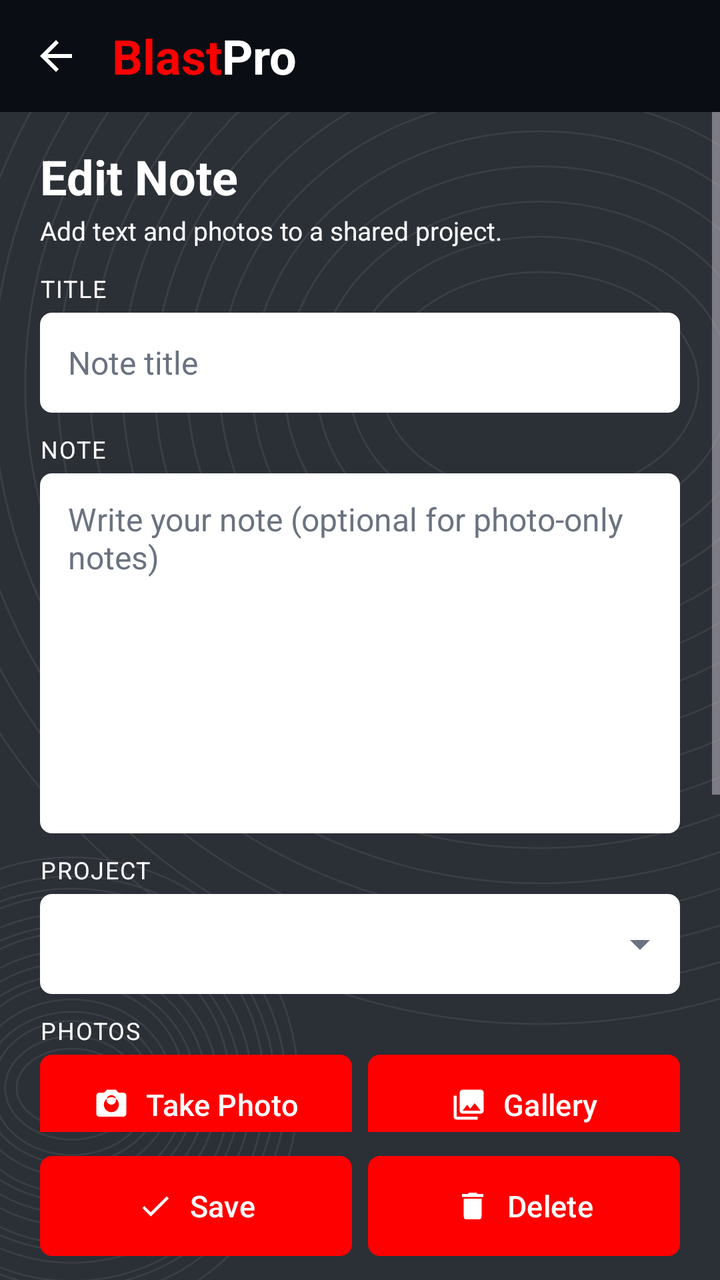
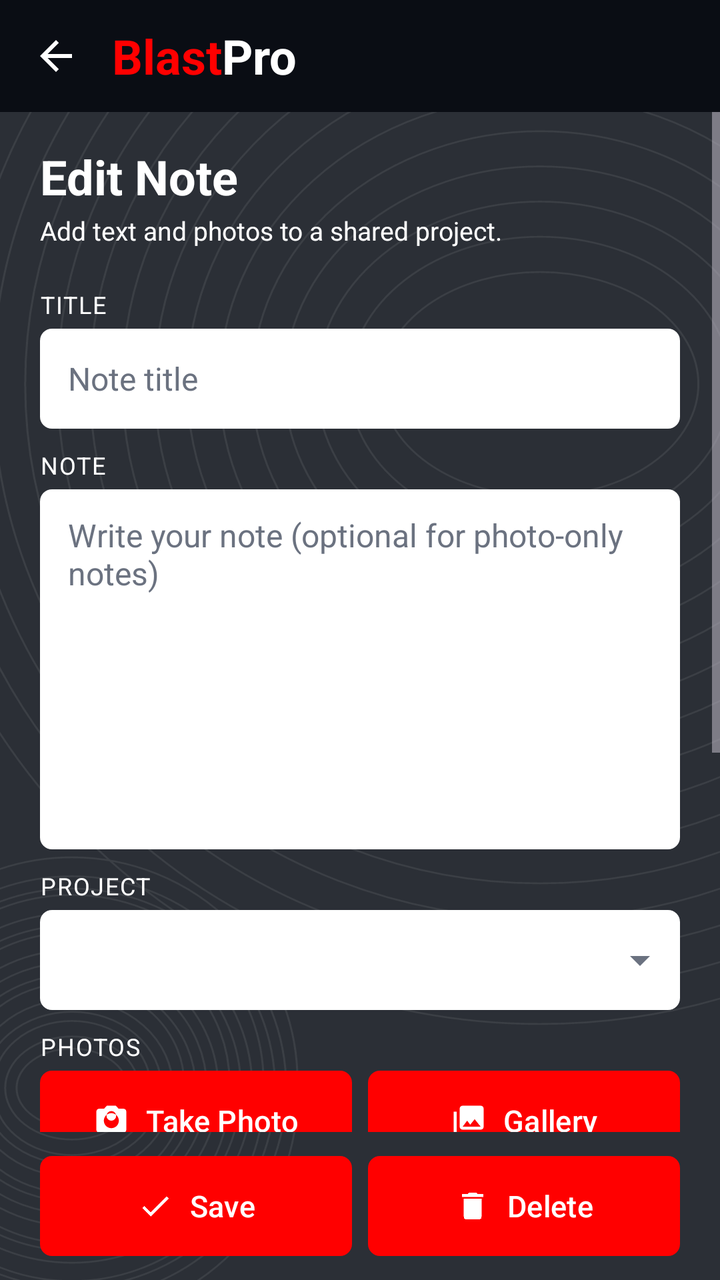

Before-and-after screenshots of an Android layout around one commit, followed by the original layout XML and the change that was made.
<!-- AndroidManifest.xml: application theme Theme.BlastProMobile -->
<!-- res/layout/fragment_note_editor.xml -->
<?xml version="1.0" encoding="utf-8"?>
<LinearLayout xmlns:android="http://schemas.android.com/apk/res/android"
    xmlns:app="http://schemas.android.com/apk/res-auto"
    xmlns:tools="http://schemas.android.com/tools"
    android:layout_width="match_parent"
    android:layout_height="match_parent"
    android:background="@drawable/bg_screen"
    android:orientation="vertical"
    tools:ignore="HardcodedText">

    <include layout="@layout/view_top_bar_back" />

    <ScrollView
        android:layout_width="match_parent"
        android:layout_height="0dp"
        android:layout_weight="1"
        android:fillViewport="true">

        <LinearLayout
            android:layout_width="match_parent"
            android:layout_height="wrap_content"
            android:orientation="vertical"
            android:paddingHorizontal="20dp"
            android:paddingTop="16dp">

            <TextView
                android:id="@+id/text_heading"
                style="@style/BlastPro.Heading"
                android:layout_width="wrap_content"
                android:layout_height="wrap_content"
                android:text="Edit Note" />

            <TextView
                style="@style/BlastPro.Subtitle"
                android:layout_width="wrap_content"
                android:layout_height="wrap_content"
                android:layout_marginTop="2dp"
                android:text="Add text and photos to a shared project." />

            <TextView
                style="@style/BlastPro.Label"
                android:layout_width="wrap_content"
                android:layout_height="wrap_content"
                android:layout_marginTop="12dp"
                android:layout_marginBottom="4dp"
                android:text="Title" />

            <EditText
                android:id="@+id/edit_title"
                style="@style/BlastPro.Field"
                android:layout_width="match_parent"
                android:layout_height="wrap_content"
                android:hint="Note title"
                android:importantForAutofill="no"
                android:inputType="textCapSentences"
                android:maxLines="1" />

            <TextView
                style="@style/BlastPro.Label"
                android:layout_width="wrap_content"
                android:layout_height="wrap_content"
                android:layout_marginTop="10dp"
                android:layout_marginBottom="4dp"
                android:text="Note" />

            <EditText
                android:id="@+id/edit_body"
                style="@style/BlastPro.Field"
                android:layout_width="match_parent"
                android:layout_height="wrap_content"
                android:gravity="top|start"
                android:hint="Write your note (optional for photo-only notes)"
                android:importantForAutofill="no"
                android:inputType="textMultiLine|textCapSentences"
                android:minHeight="180dp"
                android:paddingTop="12dp"
                android:paddingBottom="12dp" />

            <TextView
                style="@style/BlastPro.Label"
                android:layout_width="wrap_content"
                android:layout_height="wrap_content"
                android:layout_marginTop="10dp"
                android:layout_marginBottom="4dp"
                android:text="Project" />

            <Spinner
                android:id="@+id/spinner_project"
                style="@style/BlastPro.Spinner"
                android:layout_width="match_parent"
                android:layout_height="50dp"
                android:theme="@style/ThemeOverlay.BlastPro.Spinner" />

            <TextView
                style="@style/BlastPro.Label"
                android:layout_width="wrap_content"
                android:layout_height="wrap_content"
                android:layout_marginTop="10dp"
                android:layout_marginBottom="4dp"
                android:text="Photos" />

            <LinearLayout
                android:layout_width="match_parent"
                android:layout_height="wrap_content"
                android:orientation="horizontal">

                <com.google.android.material.button.MaterialButton
                    android:id="@+id/btn_take_photo"
                    style="@style/BlastPro.Button"
                    android:layout_width="0dp"
                    android:layout_height="wrap_content"
                    android:layout_marginEnd="8dp"
                    android:layout_weight="1"
                    android:text="Take Photo"
                    app:icon="@drawable/ic_photo_camera" />

                <com.google.android.material.button.MaterialButton
                    android:id="@+id/btn_gallery"
                    style="@style/BlastPro.Button"
                    android:layout_width="0dp"
                    android:layout_height="wrap_content"
                    android:layout_weight="1"
                    android:text="Gallery"
                    app:icon="@drawable/ic_photo_library" />
            </LinearLayout>

            
            <FrameLayout
                android:id="@+id/photo_preview_panel"
                android:layout_width="match_parent"
                android:layout_height="260dp"
                android:layout_marginTop="12dp"
                android:background="@drawable/bg_photo_viewer"
                android:visibility="gone"
                tools:visibility="visible">

                <ImageView
                    android:id="@+id/image_preview"
                    android:layout_width="match_parent"
                    android:layout_height="match_parent"
                    android:contentDescription="Photo preview"
                    android:scaleType="fitCenter" />

                <ImageButton
                    android:id="@+id/preview_close"
                    android:layout_width="36dp"
                    android:layout_height="36dp"
                    android:layout_gravity="top|end"
                    android:layout_margin="6dp"
                    android:background="@drawable/bg_circle_dark"
                    android:contentDescription="Close preview"
                    android:padding="8dp"
                    android:src="@drawable/ic_close"
                    app:tint="@color/white" />
            </FrameLayout>

            
            <LinearLayout
                android:id="@+id/photo_row"
                android:layout_width="match_parent"
                android:layout_height="wrap_content"
                android:layout_marginTop="10dp"
                android:orientation="horizontal">

                <FrameLayout
                    android:id="@+id/thumb_1"
                    android:layout_width="96dp"
                    android:layout_height="96dp"
                    android:layout_marginEnd="8dp"
                    android:background="@drawable/bg_thumb"
                    android:clickable="true"
                    android:focusable="true">

                    <ImageView
                        android:layout_width="match_parent"
                        android:layout_height="match_parent"
                        android:layout_gravity="center"
                        android:contentDescription="Photo"
                        android:scaleType="centerCrop"
                        android:src="@drawable/ic_image" />

                    <ImageButton
                        android:id="@+id/thumb_1_remove"
                        android:layout_width="30dp"
                        android:layout_height="30dp"
                        android:layout_gravity="top|end"
                        android:layout_margin="4dp"
                        android:background="@drawable/bg_circle_dark"
                        android:contentDescription="Remove photo"
                        android:padding="7dp"
                        android:src="@drawable/ic_close"
                        app:tint="@color/white" />
                </FrameLayout>

                <FrameLayout
                    android:id="@+id/thumb_2"
                    android:layout_width="96dp"
                    android:layout_height="96dp"
                    android:layout_marginEnd="8dp"
                    android:background="@drawable/bg_thumb"
                    android:clickable="true"
                    android:focusable="true">

                    <ImageView
                        android:layout_width="match_parent"
                        android:layout_height="match_parent"
                        android:layout_gravity="center"
                        android:contentDescription="Photo"
                        android:scaleType="centerCrop"
                        android:src="@drawable/ic_image" />

                    <ImageButton
                        android:id="@+id/thumb_2_remove"
                        android:layout_width="30dp"
                        android:layout_height="30dp"
                        android:layout_gravity="top|end"
                        android:layout_margin="4dp"
                        android:background="@drawable/bg_circle_dark"
                        android:contentDescription="Remove photo"
                        android:padding="7dp"
                        android:src="@drawable/ic_close"
                        app:tint="@color/white" />
                </FrameLayout>

                <FrameLayout
                    android:id="@+id/thumb_3"
                    android:layout_width="96dp"
                    android:layout_height="96dp"
                    android:background="@drawable/bg_thumb"
                    android:clickable="true"
                    android:focusable="true"
                    android:visibility="gone">

                    <ImageView
                        android:layout_width="match_parent"
                        android:layout_height="match_parent"
                        android:layout_gravity="center"
                        android:contentDescription="Photo"
                        android:scaleType="centerCrop"
                        android:src="@drawable/ic_image" />

                    <ImageButton
                        android:id="@+id/thumb_3_remove"
                        android:layout_width="30dp"
                        android:layout_height="30dp"
                        android:layout_gravity="top|end"
                        android:layout_margin="4dp"
                        android:background="@drawable/bg_circle_dark"
                        android:contentDescription="Remove photo"
                        android:padding="7dp"
                        android:src="@drawable/ic_close"
                        app:tint="@color/white" />
                </FrameLayout>
            </LinearLayout>

            <TextView
                android:id="@+id/text_no_photos"
                style="@style/BlastPro.Body"
                android:layout_width="wrap_content"
                android:layout_height="wrap_content"
                android:layout_marginTop="10dp"
                android:text="No photos attached."
                android:visibility="gone" />

            <LinearLayout
                android:id="@+id/comments_section"
                android:layout_width="match_parent"
                android:layout_height="wrap_content"
                android:layout_marginTop="18dp"
                android:orientation="vertical">
                <TextView
                    style="@style/BlastPro.Label"
                    android:layout_width="wrap_content"
                    android:layout_height="wrap_content"
                    android:text="Comments" />
                <LinearLayout
                    android:id="@+id/comments_container"
                    android:layout_width="match_parent"
                    android:layout_height="wrap_content"
                    android:orientation="vertical" />
                <EditText
                    android:id="@+id/edit_comment"
                    style="@style/BlastPro.Field"
                    android:layout_width="match_parent"
                    android:layout_height="wrap_content"
                    android:hint="Add a comment"
                    android:inputType="textMultiLine|textCapSentences"
                    android:maxLength="2000" />
                <com.google.android.material.button.MaterialButton
                    android:id="@+id/btn_add_comment"
                    style="@style/BlastPro.Button"
                    android:layout_width="wrap_content"
                    android:layout_height="wrap_content"
                    android:text="Post comment" />
            </LinearLayout>
        </LinearLayout>
    </ScrollView>

    <LinearLayout
        android:layout_width="match_parent"
        android:layout_height="wrap_content"
        android:orientation="horizontal"
        android:paddingHorizontal="20dp"
        android:paddingVertical="12dp">

        <com.google.android.material.button.MaterialButton
            android:id="@+id/btn_save"
            style="@style/BlastPro.Button"
            android:layout_width="0dp"
            android:layout_height="wrap_content"
            android:layout_weight="1"
            android:text="Save"
            app:icon="@drawable/ic_check" />

        <com.google.android.material.button.MaterialButton
            android:id="@+id/btn_delete"
            style="@style/BlastPro.Button"
            android:layout_width="0dp"
            android:layout_height="wrap_content"
            android:layout_marginStart="8dp"
            android:layout_weight="1"
            android:text="Delete"
            app:icon="@drawable/ic_delete" />
    </LinearLayout>
</LinearLayout>
<!-- res/layout/view_top_bar_back.xml (included above) -->
<?xml version="1.0" encoding="utf-8"?>
<FrameLayout xmlns:android="http://schemas.android.com/apk/res/android"
    xmlns:app="http://schemas.android.com/apk/res-auto"
    xmlns:tools="http://schemas.android.com/tools"
    android:layout_width="match_parent"
    android:layout_height="56dp"
    android:background="@color/top_bar_bg"
    tools:ignore="HardcodedText">

    <ImageButton
        android:id="@+id/btn_back"
        android:layout_width="48dp"
        android:layout_height="48dp"
        android:layout_gravity="center_vertical|start"
        android:layout_marginStart="4dp"
        android:background="?attr/selectableItemBackgroundBorderless"
        android:contentDescription="Back"
        android:src="@drawable/ic_arrow_back"
        app:tint="@color/white" />

    <include
        layout="@layout/view_logo"
        android:layout_width="wrap_content"
        android:layout_height="wrap_content"
        android:layout_gravity="center_vertical|start"
        android:layout_marginStart="56dp" />
</FrameLayout>
<!-- res/layout/view_logo.xml (included above) -->
<?xml version="1.0" encoding="utf-8"?>
<LinearLayout xmlns:android="http://schemas.android.com/apk/res/android"
    xmlns:tools="http://schemas.android.com/tools"
    android:layout_width="wrap_content"
    android:layout_height="wrap_content"
    android:orientation="horizontal"
    tools:ignore="HardcodedText">

    <TextView
        android:layout_width="wrap_content"
        android:layout_height="wrap_content"
        android:text="Blast"
        android:textColor="@color/blast_red"
        android:textSize="24sp"
        android:textStyle="bold" />

    <TextView
        android:layout_width="wrap_content"
        android:layout_height="wrap_content"
        android:text="Pro"
        android:textColor="@color/white"
        android:textSize="24sp"
        android:textStyle="bold" />
</LinearLayout>
<!-- resources referenced by this layout -->
<resources>
  <color name="blast_red">#FFFF0000</color>
  <color name="top_bar_bg">#FF0A0D14</color>
  <color name="white">#FFFFFFFF</color>
  <!-- drawable bg_circle_dark (drawable) -->
  <?xml version="1.0" encoding="utf-8"?>
  <shape xmlns:android="http://schemas.android.com/apk/res/android"
      android:shape="oval">
      <solid android:color="@color/scrim_dark" />
  </shape>
  <!-- drawable bg_photo_viewer (drawable) -->
  <?xml version="1.0" encoding="utf-8"?>
  <shape xmlns:android="http://schemas.android.com/apk/res/android">
      <solid android:color="@color/photo_viewer_bg" />
      <corners android:radius="8dp" />
  </shape>
  <!-- drawable bg_screen (drawable) -->
  <?xml version="1.0" encoding="utf-8"?>
  <layer-list xmlns:android="http://schemas.android.com/apk/res/android">
      <item>
          <shape>
              <solid android:color="@color/screen_bg" />
          </shape>
      </item>
      <item android:drawable="@drawable/contour_lines" />
  </layer-list>
  <!-- drawable bg_thumb (drawable) -->
  <?xml version="1.0" encoding="utf-8"?>
  <shape xmlns:android="http://schemas.android.com/apk/res/android">
      <solid android:color="@color/photo_placeholder" />
      <corners android:radius="6dp" />
  </shape>
  <!-- drawable ic_check (drawable) -->
  <?xml version="1.0" encoding="utf-8"?>
  <vector xmlns:android="http://schemas.android.com/apk/res/android"
      android:width="24dp"
      android:height="24dp"
      android:viewportWidth="24"
      android:viewportHeight="24">
      <path
          android:fillColor="#FFFFFFFF"
          android:pathData="M9,16.17L4.83,12l-1.42,1.41L9,19 21,7l-1.41,-1.41z" />
  </vector>
  <style name="BlastPro.Body" parent="">
          <item name="android:textColor">@color/white</item>
          <item name="android:textSize">14sp</item>
      </style>
  <style name="BlastPro.Heading" parent="">
          <item name="android:textColor">@color/white</item>
          <item name="android:textSize">24sp</item>
          <item name="android:textStyle">bold</item>
      </style>
  <style name="BlastPro.Label" parent="">
          <item name="android:textColor">@color/white</item>
          <item name="android:textSize">12sp</item>
          <item name="android:textAllCaps">true</item>
          <item name="android:letterSpacing">0.05</item>
      </style>
  <style name="BlastPro.Spinner" parent="Widget.AppCompat.Spinner">
          <item name="android:background">@drawable/bg_field_dropdown</item>
          <item name="android:popupBackground">@color/white</item>
          <item name="android:paddingLeft">6dp</item>
          <item name="android:paddingRight">40dp</item>
      </style>
  <style name="BlastPro.Subtitle" parent="">
          <item name="android:textColor">@color/white</item>
          <item name="android:textSize">13sp</item>
      </style>
  <style name="ThemeOverlay.BlastPro.Spinner" parent="ThemeOverlay.Material3.Light">
          <item name="android:textColorPrimary">@color/ink_dark</item>
          <item name="android:textColorSecondary">@color/ink_dark</item>
          <item name="android:colorBackground">@color/white</item>
          <item name="colorOnSurface">@color/ink_dark</item>
      </style>
  <color name="scrim_dark">#99000000</color>
  <color name="photo_viewer_bg">#FF111827</color>
  <color name="screen_bg">#FF2B2F36</color>
  <color name="photo_placeholder">#FF4B5563</color>
  <!-- drawable bg_field (drawable) -->
  <?xml version="1.0" encoding="utf-8"?>
  <shape xmlns:android="http://schemas.android.com/apk/res/android">
      <solid android:color="@color/white" />
      <corners android:radius="6dp" />
  </shape>
  <color name="ink_dark">#FF111827</color>
  <color name="ink_muted">#FF6B7280</color>
  <!-- drawable ic_arrow_drop_down (drawable) -->
  <?xml version="1.0" encoding="utf-8"?>
  <vector xmlns:android="http://schemas.android.com/apk/res/android"
      android:width="24dp"
      android:height="24dp"
      android:viewportWidth="24"
      android:viewportHeight="24">
      <path
          android:fillColor="@color/ink_muted"
          android:pathData="M7,10l5,5 5,-5z" />
  </vector>
  <!-- unchanged entries left out for length: 11 -->
</resources>

<!-- the commit's change to res/layout/fragment_note_editor.xml (unified diff, before → after) -->
@@ -41,7 +41,7 @@
                 style="@style/BlastPro.Label"
                 android:layout_width="wrap_content"
                 android:layout_height="wrap_content"
-                android:layout_marginTop="12dp"
+                android:layout_marginTop="20dp"
                 android:layout_marginBottom="4dp"
                 android:text="Title" />
 
@@ -266,12 +266,14 @@
                 android:id="@+id/comments_section"
                 android:layout_width="match_parent"
                 android:layout_height="wrap_content"
-                android:layout_marginTop="18dp"
+                android:layout_marginTop="24dp"
+                android:layout_marginBottom="16dp"
                 android:orientation="vertical">
                 <TextView
                     style="@style/BlastPro.Label"
                     android:layout_width="wrap_content"
                     android:layout_height="wrap_content"
+                    android:layout_marginBottom="4dp"
                     android:text="Comments" />
                 <LinearLayout
                     android:id="@+id/comments_container"
@@ -283,14 +285,16 @@
                     style="@style/BlastPro.Field"
                     android:layout_width="match_parent"
                     android:layout_height="wrap_content"
+                    android:layout_marginTop="8dp"
                     android:hint="Add a comment"
                     android:inputType="textMultiLine|textCapSentences"
                     android:maxLength="2000" />
                 <com.google.android.material.button.MaterialButton
                     android:id="@+id/btn_add_comment"
                     style="@style/BlastPro.Button"
-                    android:layout_width="wrap_content"
-                    android:layout_height="wrap_content"
+                    android:layout_width="match_parent"
+                    android:layout_height="wrap_content"
+                    android:layout_marginTop="8dp"
                     android:text="Post comment" />
             </LinearLayout>
         </LinearLayout>
